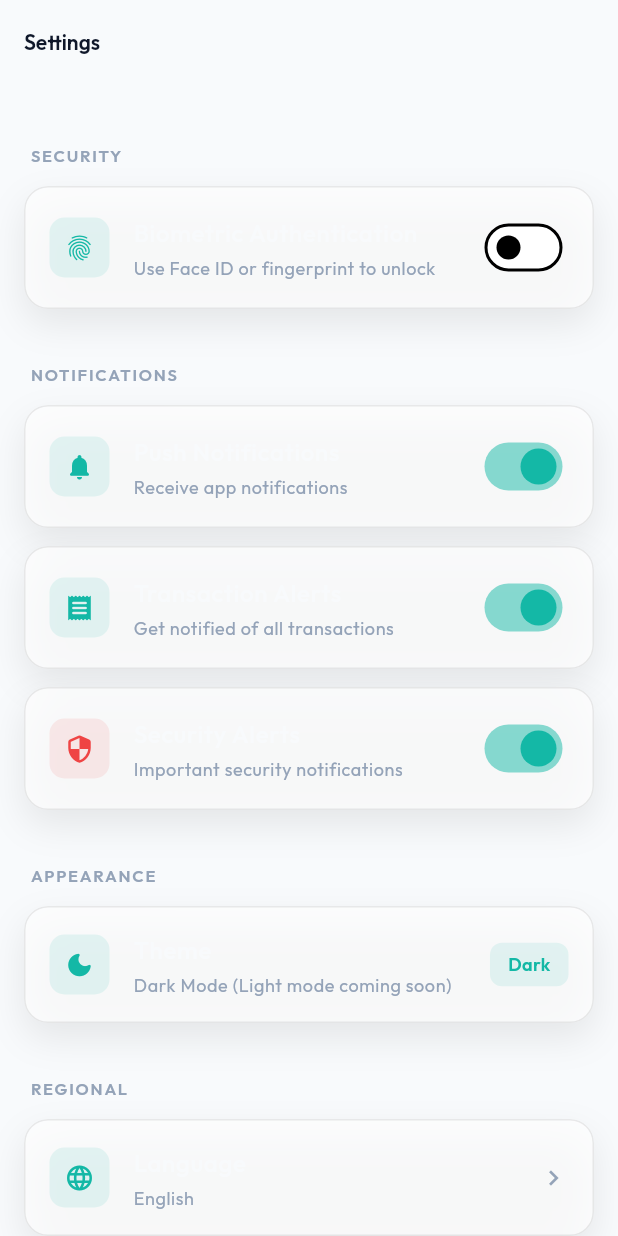
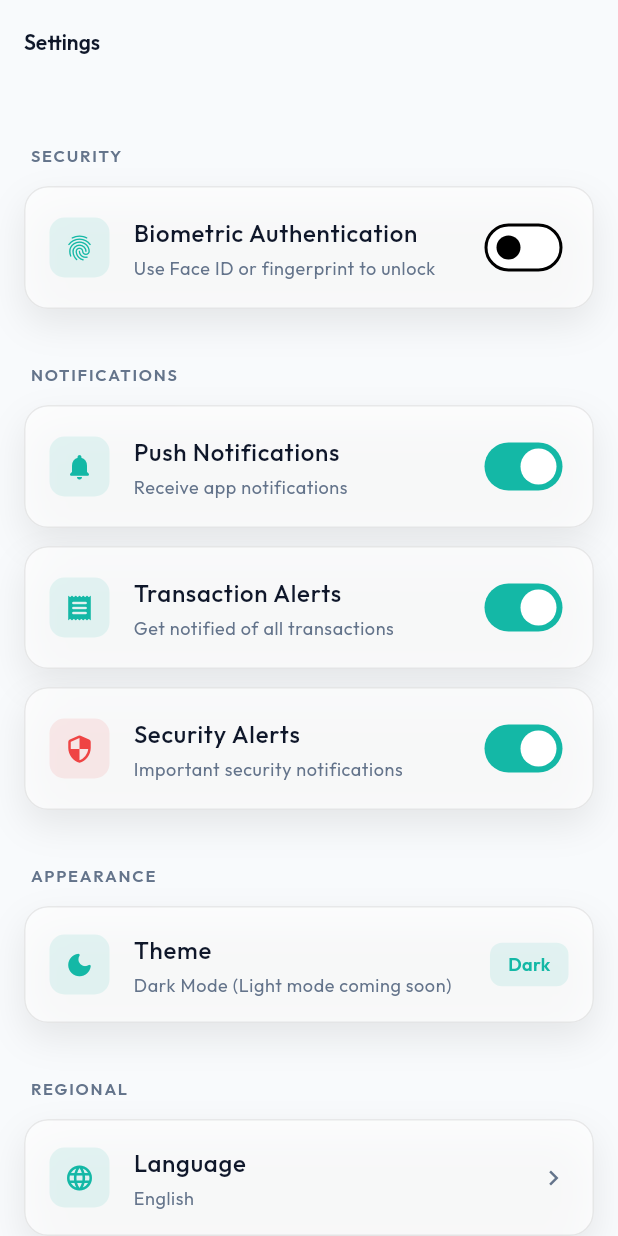
Before and after one commit to Patricio11/isihlangu, a Flutter app: the SettingsScreen screen opened by its route, on a phone screen of 412 x 824 dp. Run offline on Flutter 3.47's test engine with Material 3 defaults, Android fonts, the phone set to English and light mode, and no system bars; our stand-ins replace flutter_animate, flutter_riverpod, go_router, google_fonts, sensors_plus, shared_preferences; accounts and stored records are empty.

Commit message:
fix(theme): Migrate settings_tile widget to dynamic theme colors
- Replace all AppColors static references with context.colors
- Fix white text issue in profile and settings screens
- Update Switch to use activeTrackColor instead of deprecated activeColor
- Ensures proper theme support for light/dark modes

Changes:
- Icon background and color now use context.colors.primary
- Title text uses context.colors.textPrimary
- Subtitle text uses context.colors.textTertiary
- Chevron icon uses context.colors.textTertiary
- Section header uses context.colors.textTertiary

This fixes the issue where profile screen cards showed white text
in light mode, making them match the home screen styling.

```diff
--- a/lib/features/profile/presentation/widgets/settings_tile.dart
+++ b/lib/features/profile/presentation/widgets/settings_tile.dart
@@ -43,12 +43,12 @@ class SettingsTile extends StatelessWidget {
             width: 40,
             height: 40,
             decoration: BoxDecoration(
-              color: (iconColor ?? AppColors.primary).withAlpha(26),
+              color: (iconColor ?? context.colors.primary).withAlpha(26),
               borderRadius: BorderRadius.circular(10),
             ),
             child: Icon(
               icon,
-              color: iconColor ?? AppColors.primary,
+              color: iconColor ?? context.colors.primary,
               size: 20,
             ),
           ),
@@ -63,7 +63,7 @@ class SettingsTile extends StatelessWidget {
                 Text(
                   title,
                   style: theme.textTheme.bodyLarge?.copyWith(
-                    color: AppColors.textPrimary,
+                    color: context.colors.textPrimary,
                     fontWeight: FontWeight.w500,
                   ),
                 ),
@@ -72,7 +72,7 @@ class SettingsTile extends StatelessWidget {
                   Text(
                     subtitle!,
                     style: theme.textTheme.bodySmall?.copyWith(
-                      color: AppColors.textTertiary,
+                      color: context.colors.textTertiary,
                     ),
                   ),
                 ],
@@ -87,7 +87,7 @@ class SettingsTile extends StatelessWidget {
           if (onTap != null && trailing == null)
             Icon(
               Icons.chevron_right,
-              color: AppColors.textTertiary,
+              color: context.colors.textTertiary,
               size: 20,
             ),
         ],
@@ -129,7 +129,7 @@ class SettingsToggleTile extends StatelessWidget {
           HapticService.selectionClick();
           onChanged(val);
         },
-        activeColor: AppColors.primary,
+        activeTrackColor: context.colors.primary,
       ),
     );
   }
@@ -153,7 +153,7 @@ class SettingsSectionHeader extends StatelessWidget {
       child: Text(
         title.toUpperCase(),
         style: theme.textTheme.labelSmall?.copyWith(
-          color: AppColors.textTertiary,
+          color: context.colors.textTertiary,
           fontWeight: FontWeight.w600,
           letterSpacing: 1.2,
         ),
```
